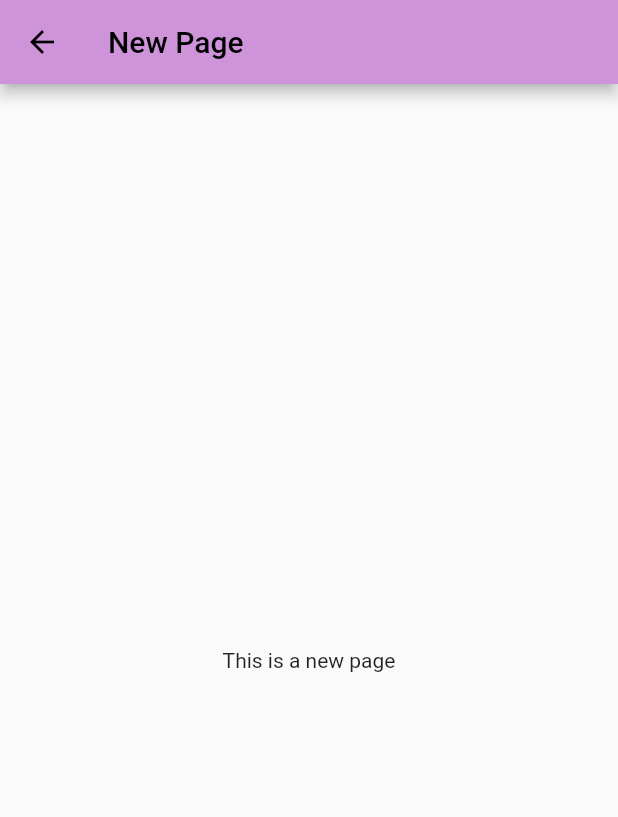
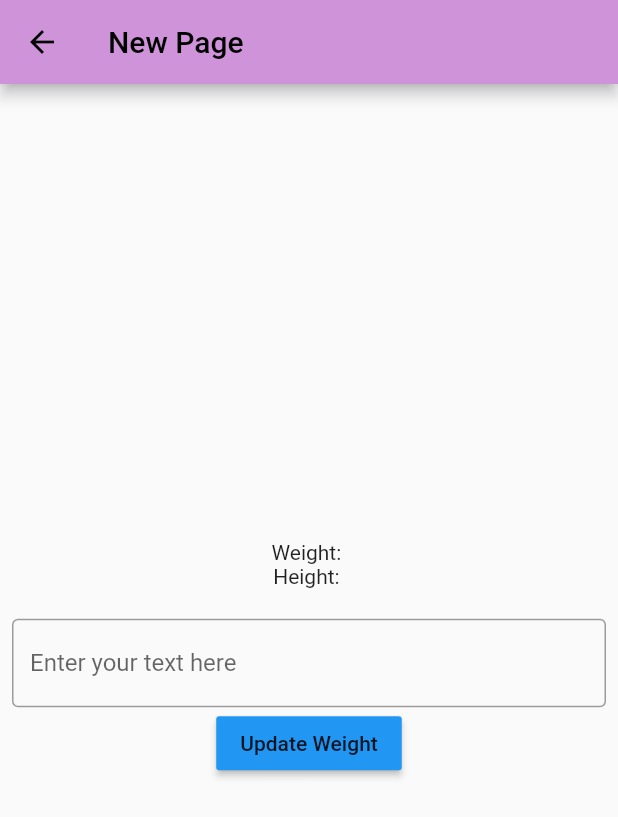
Before and after one commit to bartawil/fitApp, a Flutter app: the UpdateWeightScreen screen opened directly, on a phone screen of 412 x 824 dp. Shown: the top 817 px of the screen. Run offline on Flutter 3.47's test engine with Material 2 defaults, Android fonts, the light colour scheme and no system bars; our stand-ins replace bloc, cloud_firestore, equatable, firebase_auth, firebase_core, firebase_storage and 4 more; accounts and stored records are empty.

Commit message:
update weight not finished!

```diff
--- a/lib/screens/weight/update_weight_screen.dart
+++ b/lib/screens/weight/update_weight_screen.dart
@@ -1,4 +1,8 @@
 import 'package:flutter/material.dart';
+import 'package:flutter_bloc/flutter_bloc.dart';
+import 'package:flutter_demo/blocs/my_user_bloc/my_user_bloc.dart';
+import 'package:flutter_demo/blocs/update_user_info_bloc/update_user_info_bloc.dart';
+import 'package:user_repository/user_repository.dart';
 
 class UpdateWeightScreen extends StatefulWidget {
   const UpdateWeightScreen({super.key});
@@ -8,9 +12,15 @@ class UpdateWeightScreen extends StatefulWidget {
 }
 
 class _UpdateWeightScreenState extends State<UpdateWeightScreen> {
+  final weightController = TextEditingController();
+
   @override
   Widget build(BuildContext context) {
-      return Scaffold(
+    return BlocListener<UpdateUserInfoBloc, UpdateUserInfoState>(
+      listener: (context, state) {
+        // TODO: implement listener
+      },
+      child: Scaffold(
         appBar: AppBar(
           title: const Text('New Page'),
           leading: IconButton(
@@ -18,9 +28,46 @@ class _UpdateWeightScreenState extends State<UpdateWeightScreen> {
             onPressed: () => Navigator.of(context).pop(),
           ),
         ),
-        body: const Center(
-          child: Text("This is a new page"),
-        ),
-      );
+        body: BlocBuilder<MyUserBloc, MyUserState>(builder: (context, state) {
+          return Scaffold(
+            body: Padding(
+              padding: const EdgeInsets.all(8.0),
+              child: Column(
+                mainAxisAlignment: MainAxisAlignment.center,
+                children: [
+                  Text("Weight: ${state.user?.weight ?? ''}"),
+                  Text("Height: ${state.user?.height ?? ''}"),
+                  const SizedBox(
+                    height: 20,
+                  ),
+                  TextField(
+                    controller: weightController,
+                    decoration: const InputDecoration(
+                      hintText: 'Enter your text here',
+                      border: OutlineInputBorder(),
+                    ),
+                  ),
+                  MaterialButton(
+                    onPressed: () {
+                      MyUser? user = state.user;
+                      user = user!.copyWith(
+                        weight: weightController.text,
+                      );
+                      setState(() {
+                        context.read<UpdateUserInfoBloc>().add(UpdateUser(
+                          user!,
+                        ));
+                      });
+                    },
+                    color: Colors.blue,
+                    child: const Text("Update Weight"),
+                  )
+                ],
+              ),
+            ),
+          );
+        }),
+      ),
+    );
   }
 }
```
